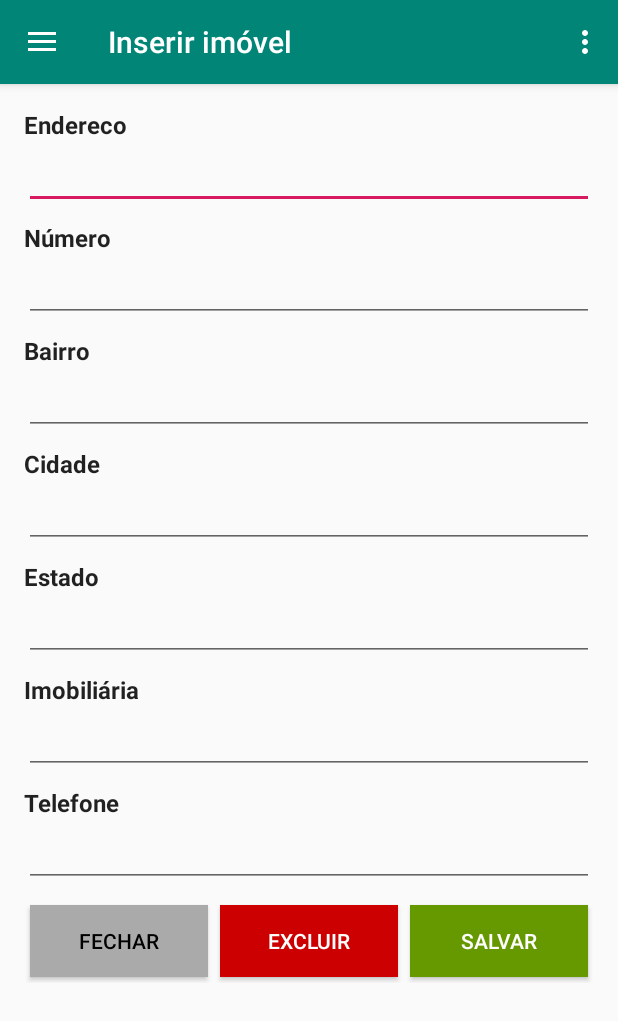
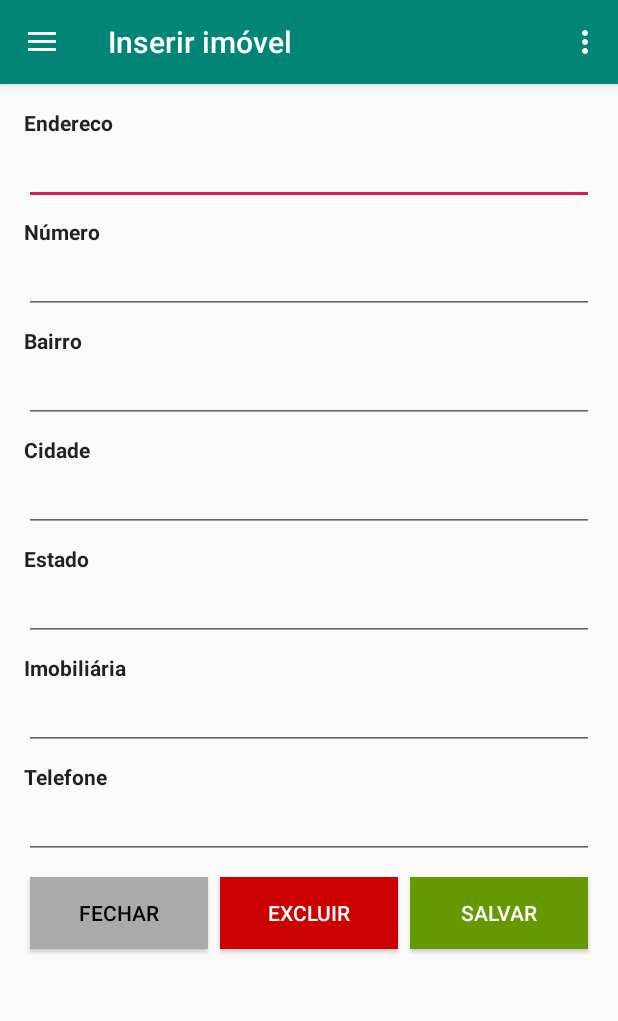
Before and after one commit to jeffersonborges/RentResidence, an Android app: the fragment AboutFragment placed in its activity, in the side drawer, after a tap on "Add record", on a phone screen of 412 x 824 dp. Shown: the top 1021 px of the screen. Run offline under Robolectric (Android 15) with nearby library versions, the phone set to English and light mode, and no system bars; our stand-ins replace Firebase (no records; nobody signed in at launch, a user with empty details on screens opened directly).

```diff
--- a/app/src/main/java/br/com/jborges/rentresidence/Activity/AddActivity.java
+++ b/app/src/main/java/br/com/jborges/rentresidence/Activity/AddActivity.java
@@ -31,7 +31,7 @@ public class AddActivity extends AppCompatActivity implements View.OnClickListen
     @Override
     protected void onCreate(@Nullable Bundle savedInstanceState) {
         super.onCreate(savedInstanceState);
-        setContentView(R.layout.activity_add);
+        setContentView(R.layout.activity_adduser);
 
         editText_Email = (EditText) findViewById(R.id.editText_EmailCadastro);
         editText_Senha = (EditText) findViewById(R.id.editText_SenhaCadastro);
--- a/app/src/main/java/br/com/jborges/rentresidence/Fragments/AboutFragment.java
+++ b/app/src/main/java/br/com/jborges/rentresidence/Fragments/AboutFragment.java
@@ -1,19 +1,23 @@
-/*
- * Copyright (c) 2019. Lorem ipsum dolor sit amet, consectetur adipiscing elit.
- * Morbi non lorem porttitor neque feugiat blandit. Ut vitae ipsum eget quam lacinia accumsan.
- * Etiam sed turpis ac ipsum condimentum fringilla. Maecenas magna.
- * Proin dapibus sapien vel ante. Aliquam erat volutpat. Pellentesque sagittis ligula eget metus.
- * Vestibulum commodo. Ut rhoncus gravida arcu.
- */
-
 package br.com.jborges.rentresidence.Fragments;
 
+import android.Manifest;
+import android.app.Activity;
+import android.content.Intent;
+import android.content.pm.PackageManager;
+import android.net.Uri;
 import android.os.Bundle;
+import android.support.v4.app.ActivityCompat;
 import android.support.v4.app.Fragment;
 import android.view.LayoutInflater;
 import android.view.View;
 import android.view.ViewGroup;
+import android.widget.Button;
+import android.widget.ImageButton;
+import android.widget.TextView;
+import android.widget.Toast;
 
+import br.com.jborges.rentresidence.Activity.MainActivity;
+import br.com.jborges.rentresidence.MapsActivity;
 import br.com.jborges.rentresidence.R;
 
 /**
@@ -22,17 +26,44 @@ import br.com.jborges.rentresidence.R;
 
 public class AboutFragment extends Fragment {
 
+    Button btnFazer_Ligacao;
+    TextView telefone;
 
     public AboutFragment() {
         // Required empty public constructor
     }
 
-
     @Override
     public View onCreateView(LayoutInflater inflater, ViewGroup container,
                              Bundle savedInstanceState) {
         // Inflate the layout for this fragment
-        return inflater.inflate(R.layout.fragment_about, container, false);
+
+        final View view = inflater.inflate(R.layout.fragment_about, container, false);
+        telefone = view.findViewById(R.id.about_telephone_number);
+
+        btnFazer_Ligacao = view.findViewById(R.id.fazerligacao);
+        btnFazer_Ligacao.setOnClickListener(new View.OnClickListener() {
+            @Override
+            public void onClick(View view) {
+                realizarLigacao();
+            }
+        });
+
+        return view;
     }
 
+    public void realizarLigacao() {
+        String numero = telefone.getText().toString().replaceAll("[^0-9]", "");
+        Uri uri = Uri.parse("tel:+" + numero);
+
+        Intent intent = new Intent(Intent.ACTION_CALL, uri);
+
+        if (ActivityCompat.checkSelfPermission(getView().getContext(), Manifest.permission.CALL_PHONE) !=
+                PackageManager.PERMISSION_GRANTED) {
+
+            ActivityCompat.requestPermissions((Activity) getView().getContext(), new String[] {Manifest.permission.CALL_PHONE},1);
+            return;
+        }
+        startActivity(intent);
+    }
 }
--- a/app/src/main/java/br/com/jborges/rentresidence/Fragments/AddPlaceFragment.java
+++ b/app/src/main/java/br/com/jborges/rentresidence/Fragments/AddPlaceFragment.java
@@ -110,8 +110,6 @@ public class AddPlaceFragment extends Fragment {
             }
         });
 
-
-
         imovelDAO = new ImovelDAO(getActivity());
 
         return view;
--- a/app/src/main/res/layout/activity_loginemail.xml
+++ b/app/src/main/res/layout/activity_loginemail.xml
@@ -36,14 +36,14 @@
         android:layout_width="200dp"
         android:layout_height="wrap_content"
         android:layout_marginTop="20dp"
-        android:text="Logar"
+        android:text="LOGAR"
         android:textAllCaps="false" />
 
     <Button
         android:id="@+id/button_Recuperar"
         android:layout_width="200dp"
         android:layout_height="wrap_content"
-        android:text="Recuperar senha"
+        android:text="RECUPERAR SENHA"
         android:textAllCaps="false" />
 
 </LinearLayout>
--- a/app/src/main/res/layout/activity_main.xml
+++ b/app/src/main/res/layout/activity_main.xml
@@ -26,21 +26,21 @@
         android:id="@+id/button_login"
         android:layout_width="200dp"
         android:layout_height="wrap_content"
-        android:text="Login"
+        android:text="LOGIN"
         android:textAllCaps="false" />
 
     <Button
         android:id="@+id/button_AddUser"
         android:layout_width="200dp"
         android:layout_height="wrap_content"
-        android:text="Add User"
+        android:text="ADD USER"
         android:textAllCaps="false" />
 
     <Button
         android:id="@+id/button_Deslogar"
         android:layout_width="200dp"
         android:layout_height="wrap_content"
-        android:text="Deslogar"
+        android:text="DESLOGAR"
         android:textAllCaps="false" />
 
 </LinearLayout>
--- a/app/src/main/res/layout/fragment_add_place.xml
+++ b/app/src/main/res/layout/fragment_add_place.xml
@@ -27,14 +27,14 @@
                 android:layout_height="wrap_content"
                 android:text="Endereco"
                 android:textStyle="bold"
-                android:textSize="16sp"
+                android:textSize="@dimen/font14"
                 android:textAppearance="?android:attr/textAppearanceLarge" />
 
             <EditText
                 android:id="@+id/etEndereco"
                 android:layout_width="match_parent"
                 android:layout_height="wrap_content"
-                android:inputType="textPersonName" />
+                android:inputType="textCapSentences" />
         </LinearLayout>
 
         <LinearLayout
@@ -47,7 +47,7 @@
                 android:id="@+id/textView2"
                 android:layout_width="wrap_content"
                 android:layout_height="wrap_content"
-                android:textSize="16sp"
+                android:textSize="@dimen/font14"
                 android:textStyle="bold"
                 android:text="Número"
                 android:textAppearance="?android:attr/textAppearanceLarge" />
@@ -55,7 +55,8 @@
             <EditText
                 android:id="@+id/etNumero"
                 android:layout_width="match_parent"
-                android:layout_height="wrap_content" />
+                android:layout_height="wrap_content"
+                android:inputType="textCapSentences"/>
         </LinearLayout>
 
         <LinearLayout
@@ -68,7 +69,7 @@
                 android:id="@+id/textView3"
                 android:layout_width="wrap_content"
                 android:layout_height="wrap_content"
-                android:textSize="16sp"
+                android:textSize="@dimen/font14"
                 android:textStyle="bold"
                 android:text="Bairro"
                 android:textAppearance="?android:attr/textAppearanceLarge" />
@@ -76,7 +77,8 @@
             <EditText
                 android:id="@+id/etBairro"
                 android:layout_width="match_parent"
-                android:layout_height="wrap_content" />
+                android:layout_height="wrap_content"
+                android:inputType="textCapSentences"/>
         </LinearLayout>
 
         <LinearLayout
@@ -90,7 +92,7 @@
                 android:id="@+id/textView4"
                 android:layout_width="wrap_content"
                 android:layout_height="wrap_content"
-                android:textSize="16sp"
+                android:textSize="@dimen/font14"
                 android:text="Cidade"
                 android:textStyle="bold"
                 android:textAppearance="?android:attr/textAppearanceLarge" />
@@ -98,7 +100,8 @@
             <EditText
                 android:id="@+id/etCidade"
                 android:layout_width="match_parent"
-                android:layout_height="wrap_content" />
+                android:layout_height="wrap_content"
+                android:inputType="textCapSentences"/>
         </LinearLayout>
 
         <LinearLayout
@@ -112,7 +115,7 @@
                 android:id="@+id/textView5"
                 android:layout_width="wrap_content"
                 android:layout_height="wrap_content"
-                android:textSize="16sp"
+                android:textSize="@dimen/font14"
                 android:text="Estado"
                 android:textStyle="bold"
                 android:textAppearance="?android:attr/textAppearanceLarge" />
@@ -120,7 +123,8 @@
             <EditText
                 android:id="@+id/etEstado"
                 android:layout_width="match_parent"
-                android:layout_height="wrap_content" />
+                android:layout_height="wrap_content"
+                android:inputType="textCapSentences"/>
         </LinearLayout>
 
         <LinearLayout
@@ -134,7 +138,7 @@
                 android:id="@+id/textView6"
                 android:layout_width="wrap_content"
                 android:layout_height="wrap_content"
-                android:textSize="16sp"
+                android:textSize="@dimen/font14"
                 android:text="Imobiliária"
                 android:textStyle="bold"
                 android:textAppearance="?android:attr/textAppearanceLarge" />
@@ -142,7 +146,8 @@
             <EditText
                 android:id="@+id/etImobiliaria"
                 android:layout_width="match_parent"
-                android:layout_height="wrap_content" />
+                android:layout_height="wrap_content"
+                android:inputType="textCapSentences"/>
         </LinearLayout>
 
         <LinearLayout
@@ -156,7 +161,7 @@
                 android:id="@+id/textView7"
                 android:layout_width="wrap_content"
                 android:layout_height="wrap_content"
-                android:textSize="16sp"
+                android:textSize="@dimen/font14"
                 android:text="Telefone"
                 android:textStyle="bold"
                 android:textAppearance="?android:attr/textAppearanceLarge" />
@@ -164,7 +169,8 @@
             <EditText
                 android:id="@+id/etTelefone"
                 android:layout_width="match_parent"
-                android:layout_height="wrap_content" />
+                android:layout_height="wrap_content"
+                android:inputType="textCapSentences"/>
         </LinearLayout>
 
         <LinearLayout
--- a/app/src/main/res/values/strings.xml
+++ b/app/src/main/res/values/strings.xml
@@ -5,8 +5,8 @@
     <string name="hint_Password">Type your password</string>
     <string name="tv_Password2">Retype your password</string>
     <string name="hint_Password2">Retype your password</string>
-    <string name="bt_Add">Add</string>
-    <string name="bt_Cancel">Cancel</string>
+    <string name="bt_Add">ADD</string>
+    <string name="bt_Cancel">CANCEL</string>
     <string name="et_Password">Insert password</string>
     <string name="et_Password2">Repeat password</string>
     <string name="title_activity_teste">TesteActivity</string>
--- a/app/src/main/res/values/styles.xml
+++ b/app/src/main/res/values/styles.xml
@@ -21,7 +21,6 @@
     </style>
 
     <style name="AppTheme.AppBarOverlay" parent="ThemeOverlay.AppCompat.Dark.ActionBar" />
-
     <style name="AppTheme.PopupOverlay" parent="ThemeOverlay.AppCompat.Light" />
 
 </resources>
```
Also changed, not shown: app/src/main/res/layout/activity_enviar_email.xml (deleted, +0 -62 lines), app/src/main/res/layout/fragment_about.xml (+22 -16 lines), app/src/main/res/values/dimens.xml (+15 -8 lines), app/src/main/res/layout/activity_adduser.xml (renamed from app/src/main/res/layout/activity_add.xml), 1 other file.
